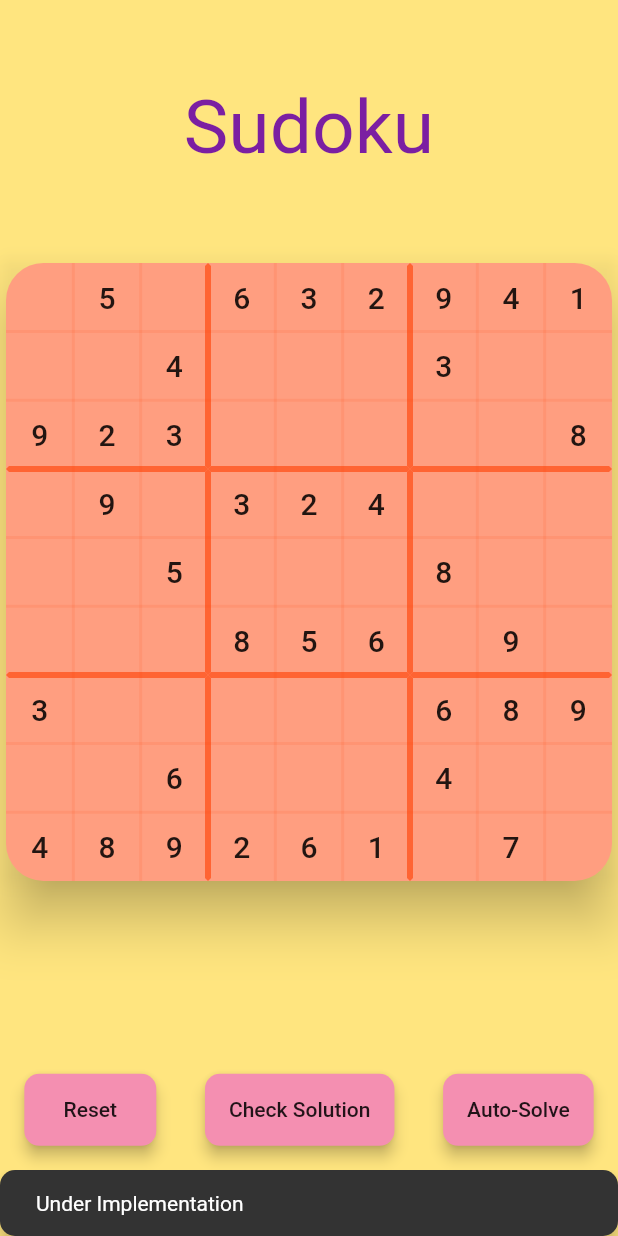
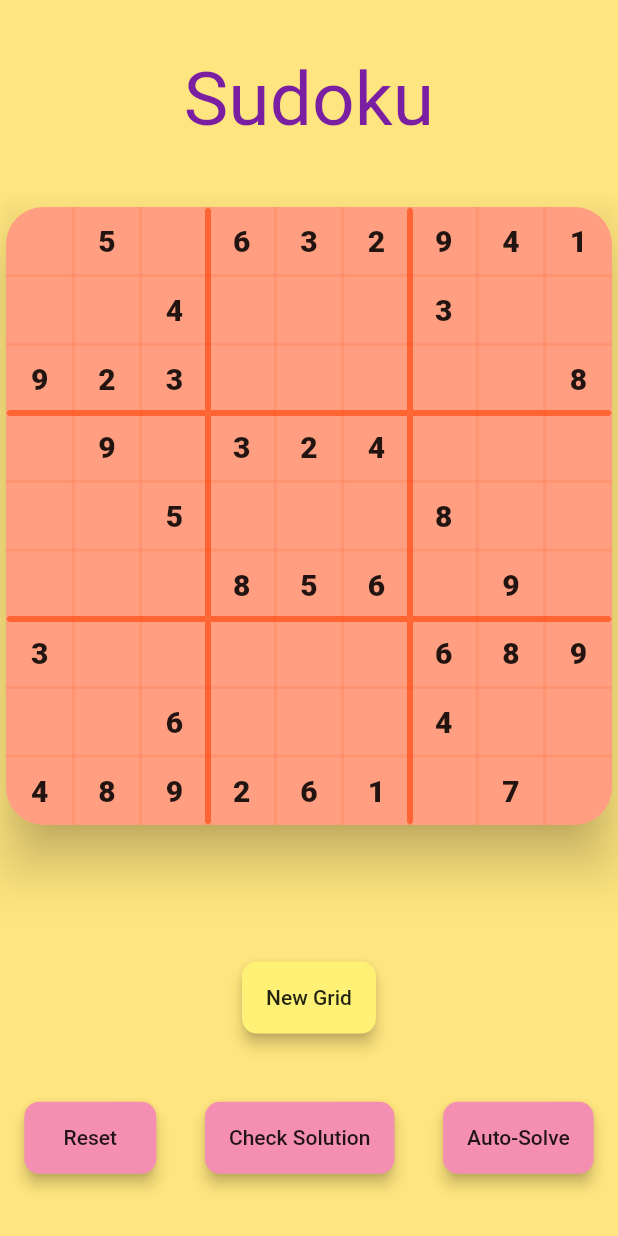
Before and after one commit to Mohamed-512/Fullstack_Sudoku, a Flutter app: the screen it shows after launch, after a tap on "Auto-Solve", on a phone screen of 412 x 824 dp. Run offline on Flutter 3.47's test engine with Material 2 defaults, Android fonts, the phone set to English and light mode, and no system bars; our stand-ins replace google_fonts; network calls fail.

Commit message:
Autosolve now working

```diff
--- a/lib/main.dart
+++ b/lib/main.dart
@@ -94,6 +94,40 @@ class _HomeState extends State<Home> {
           SizedBox(
             height: MediaQuery.of(context).size.height * 0.01,
           ),
+          Card(
+            elevation: 4,
+            color: Colors.yellow[300],
+            shape: RoundedRectangleBorder(borderRadius: BorderRadius.all(Radius.circular(10))),
+            child: MaterialButton(
+              onPressed: () async {
+                String loopback = "10.0.2.2";
+//                    print(json.encode(body));
+                var response = await http.get(
+                  "http://$loopback:3000/generateGrid",
+                  headers: {"accept": "application/json", "content-type": "application/json"},
+                );
+
+                var res = json.decode(response.body);
+                print("\n\n=================MAKING NEW GRID=================");
+                print(res);
+                print("=================================================\n\n");
+
+                List<List<int>> newGrid = (res['initialGrid'] as List).map((l) {
+                  return (l as List).map((i) => double.parse(i.toString()).toInt()).toList();
+                }).toList();
+
+                setState(() {
+                  sudokuGrid = (res['initialGrid'] as List).map((l) {
+                    return (l as List).map((i) => double.parse(i.toString()).toInt()).toList();
+                  }).toList();
+                  initialGrid = (res['initialGrid'] as List).map((l) {
+                    return (l as List).map((i) => double.parse(i.toString()).toInt()).toList();
+                  }).toList();
+                });
+              },
+              child: Text("New Grid"),
+            ),
+          ),
           Row(
             mainAxisAlignment: MainAxisAlignment.spaceAround,
             children: <Widget>[
@@ -106,6 +140,17 @@ class _HomeState extends State<Home> {
                     print("Resetting");
                     setState(() {
                       sudokuGrid = [
+                        [0, 5, 0, 6, 3, 2, 9, 4, 1],
+                        [0, 0, 4, 0, 0, 0, 3, 0, 0],
+                        [9, 2, 3, 0, 0, 0, 0, 0, 8],
+                        [0, 9, 0, 3, 2, 4, 0, 0, 0],
+                        [0, 0, 5, 0, 0, 0, 8, 0, 0],
+                        [0, 0, 0, 8, 5, 6, 0, 9, 0],
+                        [3, 0, 0, 0, 0, 0, 6, 8, 9],
+                        [0, 0, 6, 0, 0, 0, 4, 0, 0],
+                        [4, 8, 9, 2, 6, 1, 0, 7, 0],
+                      ];
+                      initialGrid = [
                         [0, 5, 0, 6, 3, 2, 9, 4, 1],
                         [0, 0, 4, 0, 0, 0, 3, 0, 0],
                         [9, 2, 3, 0, 0, 0, 0, 0, 8],
@@ -131,7 +176,10 @@ class _HomeState extends State<Home> {
                     Map<String, dynamic> body = {
                       'grid': {'initialGrid': initialGrid, 'attemptGrid': sudokuGrid}
                     };
-//                    print(json.encode(body));
+                    print("\n\n=================Checking this solution=================");
+                    print(json.encode(body));
+                    print("==================================================\n\n");
+
                     var response = await http.post(
                       "http://$loopback:3000/checkSolution",
                       body: json.encode(body),
@@ -143,12 +191,11 @@ class _HomeState extends State<Home> {
                     bool correct = res["Solution_Correct?"];
 
                     String textToDisplay = "";
-                    if(correct)
+                    if (correct)
                       textToDisplay = "You Got it right!!";
-                    else if(!correct && solvable)
+                    else if (!correct && solvable)
                       textToDisplay = "keep trying!";
-                    else if(!correct && !solvable)
-                      textToDisplay = "Don't waste your time";
+                    else if (!correct && !solvable) textToDisplay = "Don't waste your time";
 
                     Scaffold.of(context).showSnackBar(
                       SnackBar(
@@ -167,10 +214,37 @@ class _HomeState extends State<Home> {
                 color: Colors.pink[200],
                 shape: RoundedRectangleBorder(borderRadius: BorderRadius.all(Radius.circular(10))),
                 child: MaterialButton(
-                  onPressed: () {
+                  onPressed: () async {
+                    String loopback = "10.0.2.2";
+                    Map<String, dynamic> body = {
+                      'grid': {'attemptGrid': sudokuGrid}
+                    };
+//                    print(json.encode(body));
+                    var response = await http.post(
+                      "http://$loopback:3000/solveGrid",
+                      body: json.encode(body),
+                      headers: {"accept": "application/json", "content-type": "application/json"},
+                    );
+
+                    var res = json.decode(response.body);
+                    print("\n\n=================TRYING TO SOLVE=================");
+                    print(res);
+                    print("=================================================\n\n");
+
+                    List<List<int>> solvedGrid = (res['solvedGrid'] as List).map((l) {
+                      return (l as List).map((i) => int.parse(i.toString())).toList();
+                    }).toList();
+
+                    var couldSolve = res['couldSolve'];
+
+                    if (couldSolve)
+                      setState(() {
+                        sudokuGrid = solvedGrid;
+                      });
+
                     Scaffold.of(context).showSnackBar(
                       SnackBar(
-                        content: Text("Under Implementation"),
+                        content: Text("Grid is ${couldSolve == false ? "not" : ""} solved"),
                         shape: RoundedRectangleBorder(borderRadius: BorderRadius.all(Radius.circular(10))),
                       ),
                     );
@@ -265,12 +339,16 @@ class _HomeState extends State<Home> {
                   setState(() {
                     print("Updating sudikuGrid[${iBig + i}][${j + jBig}] to $newNum");
                     sudokuGrid[iBig + i][jBig + j] = newNum;
+                    print(sudokuGrid);
+                    print(initialGrid);
                   });
               },
               child: Text(
                 grid[i][j] != 0 ? "${grid[i][j]}" : "",
                 style: TextStyle(
                   fontSize: 20,
+                  fontWeight: initialGrid[iBig + i][jBig + j] != 0 ? FontWeight.w900 : FontWeight.normal,
+                  fontStyle: initialGrid[iBig + i][jBig + j] != 0 ? FontStyle.normal : FontStyle.italic,
                 ),
               ),
             ),
```
Also changed, not shown: 1 other file.
